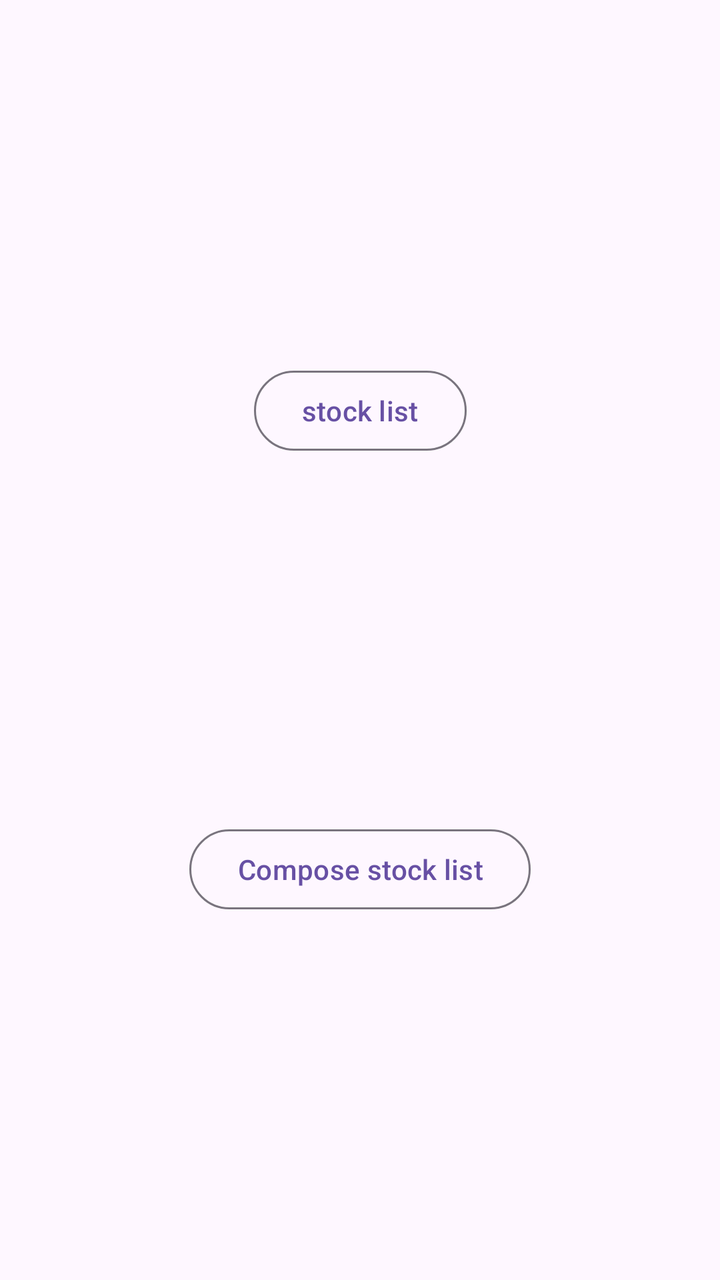
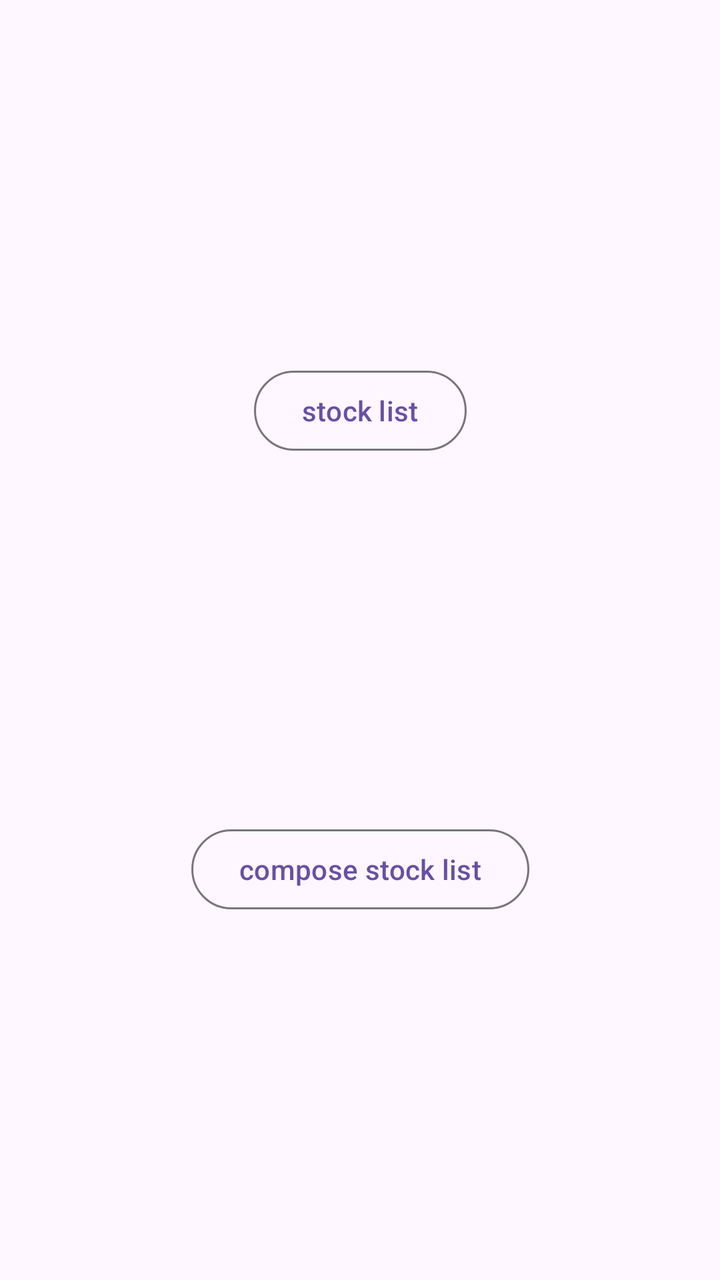

The first picture is an Android layout as it rendered before a commit; the second is the same layout after the commit. The layout source and the unified diff follow.
<!-- AndroidManifest.xml: application theme Theme.StockSample -->
<!-- res/layout/activity_main.xml -->
<?xml version="1.0" encoding="utf-8"?>
<androidx.constraintlayout.widget.ConstraintLayout xmlns:android="http://schemas.android.com/apk/res/android"
    xmlns:app="http://schemas.android.com/apk/res-auto"
    xmlns:tools="http://schemas.android.com/tools"
    android:id="@+id/main"
    android:layout_width="match_parent"
    android:layout_height="match_parent"
    tools:context=".MainActivity">

    <com.google.android.material.button.MaterialButton
        android:id="@+id/btn_stock_list"
        style="@style/Widget.Material3.Button.OutlinedButton"
        android:layout_width="wrap_content"
        android:layout_height="wrap_content"
        android:text="@string/stock_list_title"
        app:layout_constraintEnd_toEndOf="parent"
        app:layout_constraintStart_toStartOf="parent"
        app:layout_constraintTop_toTopOf="parent"
        app:layout_constraintBottom_toTopOf="@id/btn_compose_stock_list"/>

    <com.google.android.material.button.MaterialButton
        android:id="@+id/btn_compose_stock_list"
        style="@style/Widget.Material3.Button.OutlinedButton"
        android:layout_width="wrap_content"
        android:layout_height="wrap_content"
        android:text="@string/stock_list_title_compose"
        app:layout_constraintBottom_toBottomOf="parent"
        app:layout_constraintEnd_toEndOf="parent"
        app:layout_constraintStart_toStartOf="parent"
        app:layout_constraintTop_toBottomOf="@id/btn_stock_list" />

</androidx.constraintlayout.widget.ConstraintLayout>
<!-- resources referenced by this layout -->
<resources>
  <string name="stock_list_title">stock list</string>
  <string name="stock_list_title_compose">Compose stock list</string>
  <style name="Theme.StockSample" parent="Base.Theme.StockSample" />
  <style name="Base.Theme.StockSample" parent="Theme.Material3.DayNight.NoActionBar">
  
          <item name="upColor">@color/up_color</item>
          <item name="downColor">@color/down_color</item>
          <item name="textColorPrimary">?android:textColorPrimary</item>
      </style>
  <color name="up_color">#E33B54</color>
  <color name="down_color">#00B459</color>
</resources>

<!-- the commit's change to res/layout/activity_main.xml (unified diff, before → after) -->
@@ -13,10 +13,10 @@
         android:layout_width="wrap_content"
         android:layout_height="wrap_content"
         android:text="@string/stock_list_title"
+        app:layout_constraintBottom_toTopOf="@id/btn_compose_stock_list"
         app:layout_constraintEnd_toEndOf="parent"
         app:layout_constraintStart_toStartOf="parent"
-        app:layout_constraintTop_toTopOf="parent"
-        app:layout_constraintBottom_toTopOf="@id/btn_compose_stock_list"/>
+        app:layout_constraintTop_toTopOf="parent" />
 
     <com.google.android.material.button.MaterialButton
         android:id="@+id/btn_compose_stock_list"
<!-- resource entries referenced after the edit -->
@@ -1,10 +1,9 @@
 <!-- resources referenced by this layout -->
 <resources>
   <string name="stock_list_title">stock list</string>
-  <string name="stock_list_title_compose">Compose stock list</string>
+  <string name="stock_list_title_compose">compose stock list</string>
   <style name="Theme.StockSample" parent="Base.Theme.StockSample" />
   <style name="Base.Theme.StockSample" parent="Theme.Material3.DayNight.NoActionBar">
-  
           <item name="upColor">@color/up_color</item>
           <item name="downColor">@color/down_color</item>
           <item name="textColorPrimary">?android:textColorPrimary</item>
